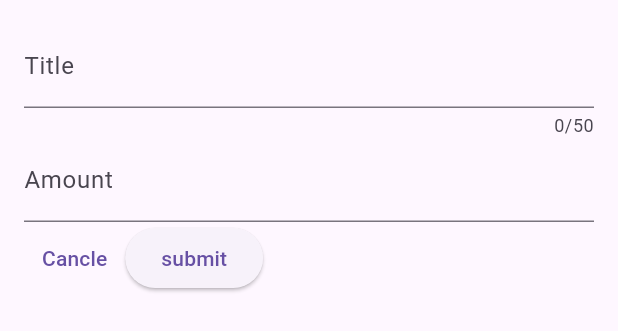
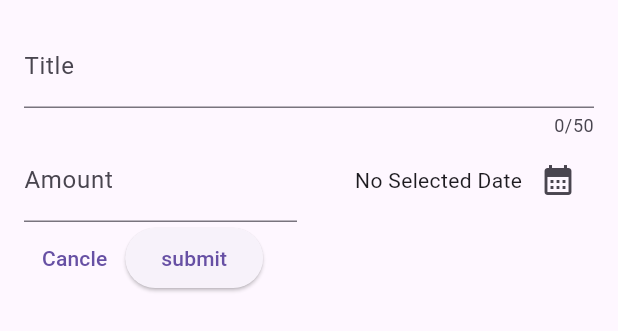
Before and after one commit to hamzaKabdallah/flutter-tutorial-third-part--expense-tracker-app, a Flutter app: the NewExpense widget shown alone on an empty page, opened directly, on a phone screen of 412 x 824 dp. Shown: the top 331 px of the screen. Run offline on Flutter 3.47's test engine with Material 2 defaults, Android fonts, the phone set to English and light mode, and no system bars.

```diff
--- a/lib/widgents/new_expense.dart
+++ b/lib/widgents/new_expense.dart
@@ -1,3 +1,4 @@
+import 'package:expense_app/models/expense.dart';
 import 'package:flutter/material.dart';
 
 class NewExpense extends StatefulWidget {
@@ -12,12 +13,28 @@ class NewExpense extends StatefulWidget {
 class _NewExpenseState extends State<NewExpense> {
   final _titleController = TextEditingController();
   final _amountController = TextEditingController();
+  DateTime? selectedDate;
 
   @override
   void dispose() {
     _titleController.dispose();
     _amountController.dispose();
     super.dispose();
+  }
+
+  void _presentDate() async {
+    final now = DateTime.now();
+    final firstDate = DateTime(now.year - 1, now.month, now.day);
+    final DateTime? pickedDate = await showDatePicker(
+      context: context,
+      initialDate: now,
+      firstDate: firstDate,
+      lastDate: now,
+    );
+
+    setState(() {
+      selectedDate = pickedDate;
+    });
   }
 
   void _onSubmitPress() {
@@ -38,13 +55,37 @@ class _NewExpenseState extends State<NewExpense> {
               label: Text('Title'),
             ),
           ),
-          TextField(
+          Row(
+            children: [
+              Expanded(
+                child: TextField(
                   controller: _amountController,
                   keyboardType: TextInputType.number,
                   decoration: const InputDecoration(
                     prefixText: '\$ ',
                     label: Text('Amount'),
                   ),
+                ),
+              ),
+              const SizedBox(
+                width: 16,
+              ),
+              Expanded(
+                child: Row(
+                  mainAxisAlignment: MainAxisAlignment.end,
+                  crossAxisAlignment: CrossAxisAlignment.center,
+                  children: [
+                    Text(selectedDate != null
+                        ? formatter.format(selectedDate!)
+                        : 'No Selected Date'),
+                    IconButton(
+                      onPressed: _presentDate,
+                      icon: const Icon(Icons.calendar_month),
+                    )
+                  ],
+                ),
+              )
+            ],
           ),
           Row(
             children: [
```
Lines whose indentation alone changed are shown as unchanged.
